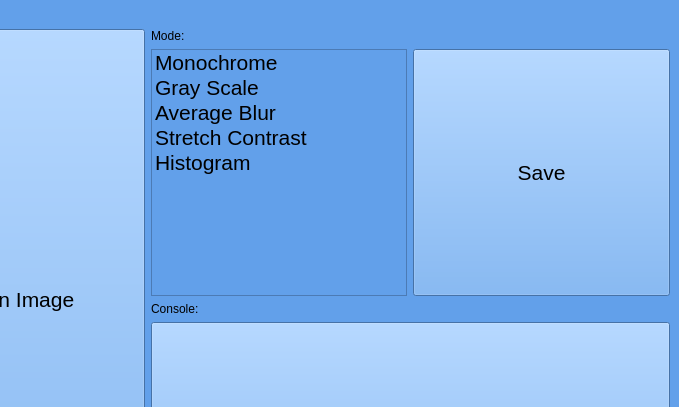
Qt form rootwindow.ui (ariaamadeus/Image-Processing) before a commit; both pictures show x 121 to 800 and y 0 to 407 of the 800 by 600 pixel window.
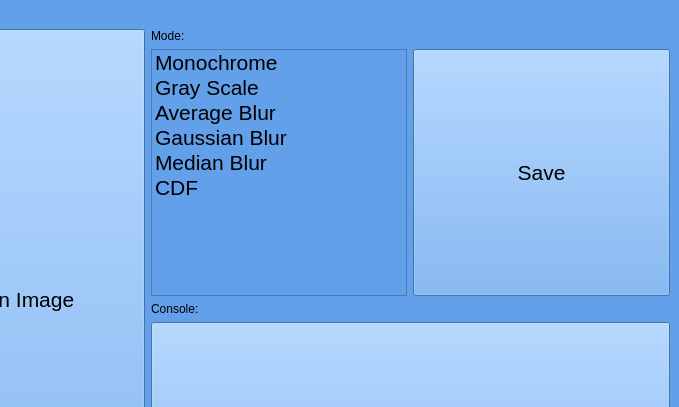
The same form after that commit.

```diff
--- a/rootwindow.ui
+++ b/rootwindow.ui
@@ -103,17 +103,28 @@
           </item>
           <item>
            <property name="text">
-            <string>Stretch Contrast</string>
+            <string>Gaussian Blur</string>
            </property>
            <property name="font">
             <font>
+             <family>Ubuntu</family>
              <pointsize>16</pointsize>
             </font>
            </property>
           </item>
           <item>
            <property name="text">
-            <string>Histogram</string>
+            <string>Median Blur</string>
+           </property>
+           <property name="font">
+            <font>
+             <pointsize>16</pointsize>
+            </font>
+           </property>
+          </item>
+          <item>
+           <property name="text">
+            <string>CDF</string>
            </property>
            <property name="font">
             <font>
@@ -170,13 +181,6 @@
       </item>
      </layout>
     </item>
-    <item row="0" column="1">
-     <widget class="QLabel" name="showLabel">
-      <property name="text">
-       <string/>
-      </property>
-     </widget>
-    </item>
     <item row="1" column="0">
      <widget class="QPushButton" name="openBut">
       <property name="sizePolicy">
@@ -202,6 +206,13 @@
       </property>
      </widget>
     </item>
+    <item row="0" column="2">
+     <widget class="QLabel" name="showLabel">
+      <property name="text">
+       <string/>
+      </property>
+     </widget>
+    </item>
    </layout>
   </widget>
   <widget class="QMenuBar" name="menubar">
```
